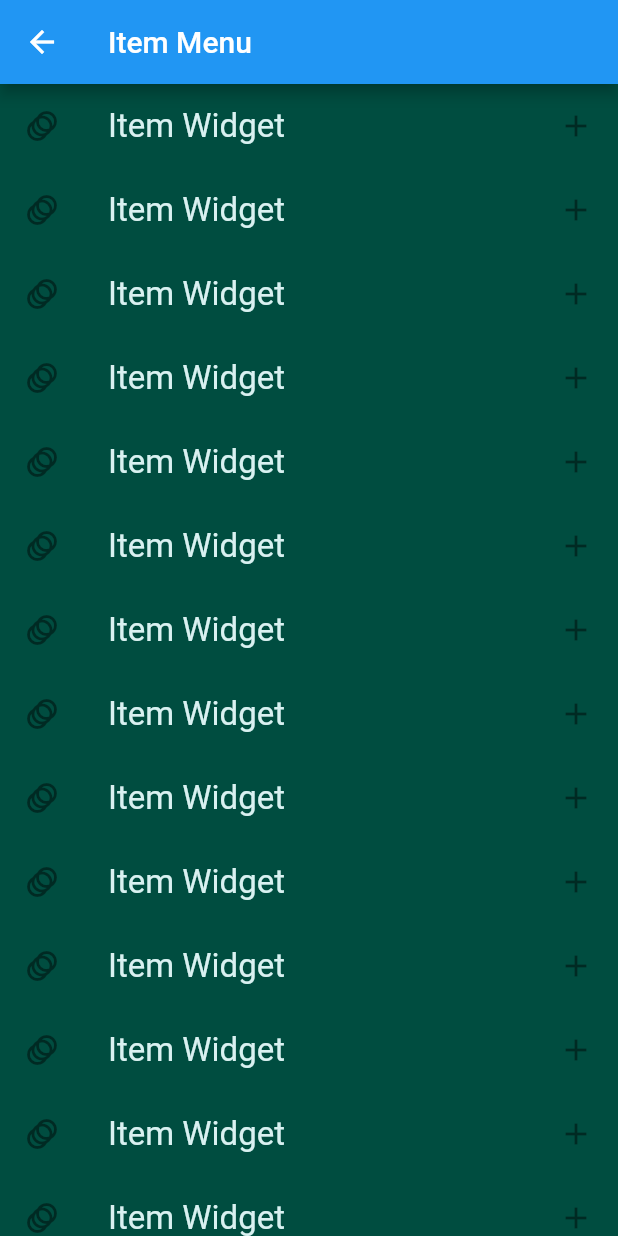
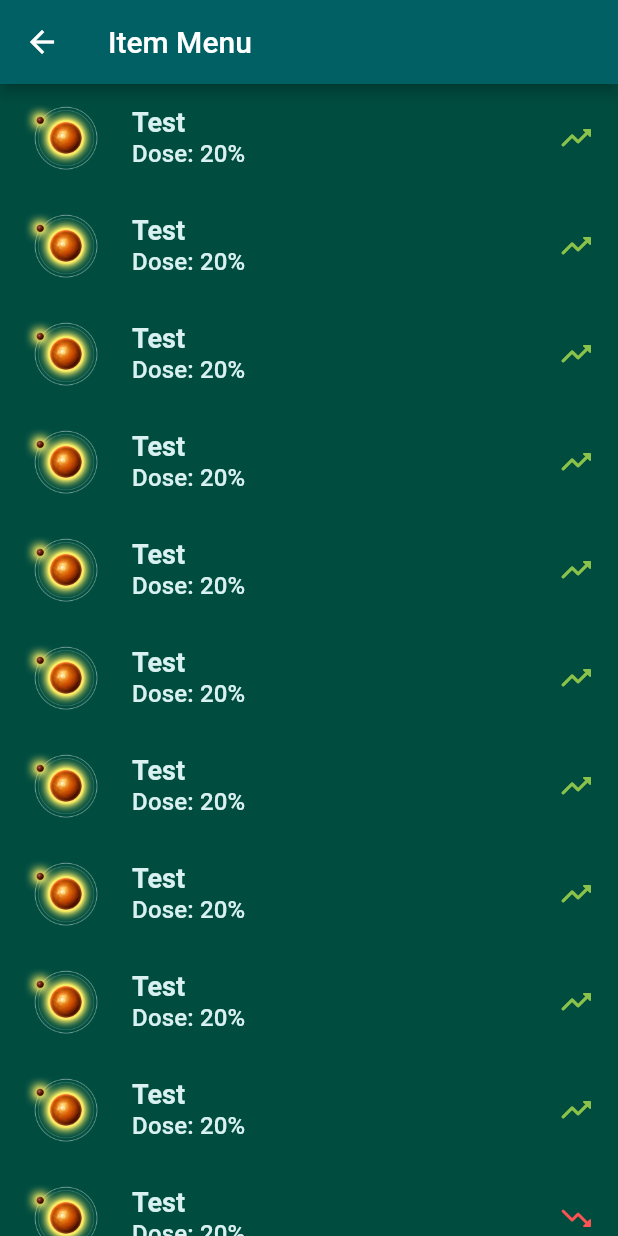
Before and after one commit to pzet123/NMS_Companions, a Flutter app: the screen it shows after launch, after a tap on "Item", on a phone screen of 412 x 824 dp. Run offline on Flutter 3.47's test engine with Material 2 defaults, Android fonts, the phone set to English and light mode, and no system bars.

Commit message:
Added system for changing dose and status

```diff
--- a/lib/EggSequencer.dart
+++ b/lib/EggSequencer.dart
@@ -1,5 +1,6 @@
 import "package:flutter/material.dart";
 import 'package:nmscompanions/Item.dart';
+import "stateWidget.dart";
 
 class EggSequencer extends StatefulWidget {
   @override
@@ -9,6 +10,7 @@ class EggSequencer extends StatefulWidget {
 class _EggSequencerState extends State<EggSequencer> {
   @override
   Widget build(BuildContext context) {
+    final attributeStatus = InheritedItemData.of(context).status.attributeStatus;
     final textTheme = Theme.of(context).textTheme;
     return Scaffold(
       appBar: AppBar(
@@ -31,10 +33,10 @@ class _EggSequencerState extends State<EggSequencer> {
           children: [
             GeneticInputRow(),
             RowDivider(),
-            CatalystsRow(),
+            CatalystsRow(attributeStatus[ItemSlot.GROWTH_HORMONE][1], attributeStatus[ItemSlot.GENE_SPLITTER][1],
+                attributeStatus[ItemSlot.DYE_INJECTOR][1], attributeStatus[ItemSlot.NEURAL_CALIBRATOR][1]),
             RowDivider(),
             EmbryoStatusRow(),
-
           ],
         ),
       ),
@@ -55,7 +57,21 @@ class GeneticInputRow extends StatelessWidget {
   }
 }
 
-class CatalystsRow extends StatelessWidget {
+class CatalystsRow extends StatefulWidget {
+
+  final int growthHormoneDose;
+  final int geneSplitterDose;
+  final int dyeInjectorDose;
+  final int neuralCalibratorDose;
+
+  CatalystsRow(this.growthHormoneDose, this.geneSplitterDose, this.dyeInjectorDose, this.neuralCalibratorDose);
+
+  @override
+  _CatalystsRowState createState() => _CatalystsRowState();
+}
+
+class _CatalystsRowState extends State<CatalystsRow> {
+
   @override
   Widget build(BuildContext context) {
     final textTheme = Theme.of(context).textTheme;
@@ -66,58 +82,16 @@ class CatalystsRow extends StatelessWidget {
         Row(
           mainAxisAlignment: MainAxisAlignment.spaceAround,
           children: [
-            CatalystsItem("Growth Hormone", 22, "Item", "assets/sampleItem.png", ItemSlot.GROWTH_HORMONE),
-            CatalystsItem("Gene Splitter", 22, "Item", "assets/sampleItem.png", ItemSlot.GENE_SPLITTER),
-            CatalystsItem("Dye Injector", 22, "Item", "assets/sampleItem.png", ItemSlot.DYE_INJECTOR),
-            CatalystsItem("Neural Calibrator", 22, "Item", "assets/sampleItem.png", ItemSlot.NEURAL_CALIBRATOR)
+            CatalystsItem("Growth Hormone", widget.growthHormoneDose, "Item", "assets/sampleItem.png", ItemSlot.GROWTH_HORMONE),
+            CatalystsItem("Gene Splitter", widget.geneSplitterDose, "Item", "assets/sampleItem.png", ItemSlot.GENE_SPLITTER),
+            CatalystsItem("Dye Injector", widget.dyeInjectorDose, "Item", "assets/sampleItem.png", ItemSlot.DYE_INJECTOR),
+            CatalystsItem("Neural Calibrator", widget.neuralCalibratorDose, "Item", "assets/sampleItem.png", ItemSlot.NEURAL_CALIBRATOR)
           ],
         ),
       ],
     );
   }
 }
-
-class EmbryoStatusRow extends StatelessWidget {
-  @override
-  Widget build(BuildContext context) {
-    final textTheme = Theme.of(context).textTheme;
-    return Column(
-      children: [
-        Text("Embryo Status", style: textTheme.headline2),
-        SizedBox(height: 10,),
-        Row(
-          mainAxisAlignment: MainAxisAlignment.spaceAround,
-          children: [
-            EmbryoItem("Increasing", "Weight / Height"),
-            EmbryoItem("Decreasing", "Anatomy"),
-            EmbryoItem("Increasing", "Colouring"),
-            EmbryoItem("Increasing", "Aggression"),
-          ],
-        )
-      ],
-    );
-  }
-}
-
-class EmbryoItem extends StatelessWidget {
-  final String status;
-  final IconData statusIcon;
-  final String attributeName;
-  EmbryoItem(this.status, this.attributeName) : statusIcon = (status == "Increasing") ? Icons.arrow_upward : Icons.arrow_downward;
-  @override
-  Widget build(BuildContext context) {
-    final textTheme = Theme.of(context).textTheme;
-    return Column(
-      children: [
-        Text(attributeName, style: textTheme.subtitle1),
-        Icon(statusIcon, size: 50,),
-        Text(status, style: textTheme.subtitle1)
-      ],
-    );
-  }
-}
-
-
 
 class CatalystsItem extends StatelessWidget {
   final String type;
@@ -142,6 +116,71 @@ class CatalystsItem extends StatelessWidget {
   }
 }
 
+class EmbryoStatusRow extends StatefulWidget {
+  @override
+  _EmbryoStatusRowState createState() => _EmbryoStatusRowState();
+}
+
+class _EmbryoStatusRowState extends State<EmbryoStatusRow> {
+  @override
+  Widget build(BuildContext context) {
+    final textTheme = Theme.of(context).textTheme;
+    return Column(
+      children: [
+        Text("Embryo Status", style: textTheme.headline2),
+        SizedBox(height: 10,),
+        Row(
+          mainAxisAlignment: MainAxisAlignment.spaceAround,
+          children: [
+            EmbryoItem(ItemStatus.INCREASING, "Weight / Height"),
+            EmbryoItem(ItemStatus.UNSTABLE, "Anatomy"),
+            EmbryoItem(ItemStatus.UNSTABLE, "Colouring"),
+            EmbryoItem(ItemStatus.DECREASING, "Aggression"),
+          ],
+        )
+      ],
+    );
+  }
+}
+
+class EmbryoItem extends StatelessWidget {
+  final ItemStatus itemStatus;
+  String status;
+  Widget statusIcon;
+  final String attributeName;
+  EmbryoItem(this.itemStatus, this.attributeName){
+    if(itemStatus == ItemStatus.INCREASING){
+      statusIcon = Icon(Icons.trending_up_rounded, color: Colors.greenAccent[400], size: 50,);
+      status = "Increasing";
+    } else if(itemStatus == ItemStatus.DECREASING){
+      statusIcon = Icon(Icons.trending_down_rounded, color: Colors.red, size: 50,);
+      status = "Decreasing";
+    } else {
+      statusIcon = Icon(Icons.multitrack_audio_rounded, color: Colors.blue[300], size: 50,);
+      status = "Unstable";
+    }
+
+  }
+
+
+
+  @override
+  Widget build(BuildContext context) {
+    final textTheme = Theme.of(context).textTheme;
+    return Column(
+      children: [
+        Text(attributeName, style: textTheme.subtitle1),
+        statusIcon,
+        Text(status, style: textTheme.subtitle1)
+      ],
+    );
+  }
+}
+
+
+
+
+
 class RowDivider extends StatelessWidget {
   @override
   Widget build(BuildContext context) {
--- /dev/null
+++ b/lib/GrowthHormoneInfoWidget.dart
@@ -0,0 +1,13 @@
+import "package:flutter/material.dart";
+
+class GrowthHormoneInfo extends StatelessWidget {
+  final bool increasing;
+
+  GrowthHormoneInfo(this.increasing);
+
+  @override
+  Widget build(BuildContext context) {
+    return (increasing) ? Icon(Icons.trending_up_rounded, color: Colors.lightGreen)
+        : Icon(Icons.trending_down_rounded, color: Colors.redAccent);
+  }
+}
--- /dev/null
+++ b/lib/ItemListTile.dart
@@ -0,0 +1,20 @@
+import 'package:flutter/material.dart';
+
+class ItemListTile extends StatelessWidget {
+  final Widget child;
+  final String itemName;
+  final int dose;
+
+  ItemListTile({@required this.child, @required this.itemName, @required this.dose});
+
+  @override
+  Widget build(BuildContext context) {
+    final textTheme = Theme.of(context).textTheme;
+    return ListTile(
+      title: Text(itemName, style: textTheme.headline3,),
+      subtitle: Text("Dose: $dose%", style: textTheme.subtitle2,),
+      leading: Image.asset("assets/sampleItem.png"),
+      trailing: child
+    );
+  }
+}
--- a/lib/ItemMenu.dart
+++ b/lib/ItemMenu.dart
@@ -1,4 +1,6 @@
 import 'package:flutter/material.dart';
+import 'package:nmscompanions/GrowthHormoneInfoWidget.dart';
+import 'package:nmscompanions/ItemListTile.dart';
 import 'Item.dart';
 
 
@@ -19,19 +21,51 @@ class ItemMenu extends StatelessWidget {
     );
   }
 
-  List<Widget> getItemWidgets(ItemSlot){
+  List<Widget> getItemWidgets(ItemSlot itemSlot){
     List<Widget> itemWigets = [];
-
-    for(int x = 0; x < 40; x++){
-      itemWigets.add(
-        ListTile(
-          title: Text("Item Widget", style: TextStyle(fontSize: 22),),
-          leading: Icon(Icons.animation),
-          trailing: Icon(Icons.add),
-        )
-      );
-    }
+    switch(itemSlot) {
+      case ItemSlot.GROWTH_HORMONE :
+        {
+          for (int x = 0; x < 10; x++) {
+            itemWigets.add(
+                ItemListTile(
+                    child: GrowthHormoneInfo(true),
+                    itemName: "Test",
+                    dose: 20)
+            );
+          }
+          for (int x = 0; x < 10; x++) {
+            itemWigets.add(
+                ItemListTile(
+                    child: GrowthHormoneInfo(false),
+                    itemName: "Test",
+                    dose: 20)
+            );
+          }
+        }
+        break;
+      case ItemSlot.GENE_SPLITTER :
+        {
+          for (int x = 0; x < 10; x++) {
+            itemWigets.add(
+              ItemListTile(
+                  child: Icon(Icons.multitrack_audio_rounded,
+                  color: Colors.blue[300]),
+                  itemName: "Test",
+                  dose: 20)
+            );
+          }
+        }
+        break;
+  }
 
     return itemWigets;
   }
+
+  Widget getItemWidget(Item item){
+    return null;
+  }
+
+
+
 }
--- a/lib/main.dart
+++ b/lib/main.dart
@@ -1,8 +1,10 @@
 import "package:flutter/material.dart";
 import 'package:nmscompanions/EggSequencer.dart';
 import 'ItemMenu.dart';
+import "stateWidget.dart";
 
-void main() => runApp(new MaterialApp(
+void main() => runApp(InheritedItemData(
+  child: new MaterialApp(
   routes: {
     "/" : (context) => EggSequencer(),
     "/ItemMenu" : (context) => ItemMenu(),
@@ -11,6 +13,8 @@ void main() => runApp(new MaterialApp(
   initialRoute: "/",
 
   theme: ThemeData(
+    primaryColor: Colors.cyan[900],
+    accentColor: Color.fromARGB(255, 217, 241, 241),
     textTheme: TextTheme(
       headline1: TextStyle(
         color: Color.fromARGB(255, 217, 241, 241),
@@ -32,7 +36,11 @@ void main() => runApp(new MaterialApp(
       subtitle1: TextStyle(
         color: Color.fromARGB(255, 217, 241, 241),
         fontSize: 11
+      ),
+      subtitle2: TextStyle(
+        color: Color.fromARGB(255, 217, 241, 241),
+        fontSize: 16
       )
     )
   ),
-));
+)));
--- /dev/null
+++ b/lib/stateWidget.dart
@@ -0,0 +1,57 @@
+import 'package:flutter/material.dart';
+import 'package:nmscompanions/Item.dart';
+
+
+class InheritedItemData extends InheritedWidget {
+  final Status status;
+  final ItemData itemData;
+  final Widget child;
+
+  InheritedItemData({@required this.child, @required this.itemData}) : status = new Status(), super(child : child);
+
+  @override
+  Widget build(BuildContext context) {
+    return child;
+  }
+
+
+  @override
+  bool updateShouldNotify(InheritedItemData oldWidget) {
+      if(oldWidget.status != status){
+        return true;
+      }
+      return false;
+  }
+
+  static InheritedItemData of (BuildContext context){
+    return context.dependOnInheritedWidgetOfExactType(aspect: InheritedItemData);
+  }
+}
+
+
+class Status {
+  final Map attributeStatus;
+
+  Status() : attributeStatus = {ItemSlot.GROWTH_HORMONE: [ItemStatus.INCREASING, 0],
+    ItemSlot.GENE_SPLITTER: [ItemStatus.UNSTABLE, 0],
+    ItemSlot.DYE_INJECTOR: [ItemStatus.UNSTABLE, 0],
+    ItemSlot.NEURAL_CALIBRATOR: [ItemStatus.DECREASING, 0]};
+
+
+  void setAttrStatus(ItemSlot itemSlot, ItemStatus itemStatus){
+    attributeStatus[itemSlot][0] = itemStatus;
+  }
+
+  void setAttrDose(ItemSlot itemSlot, int dose){
+    attributeStatus[itemSlot][1] = dose;
+  }
+
+}
+
+class ItemData{
+
+}
+
+enum ItemStatus{
+  INCREASING, DECREASING, UNSTABLE
+}
```
